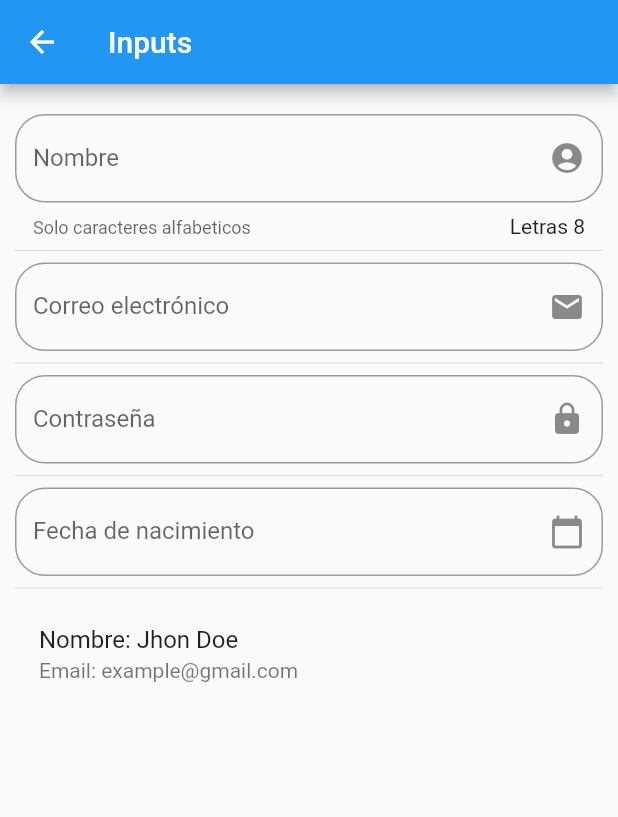
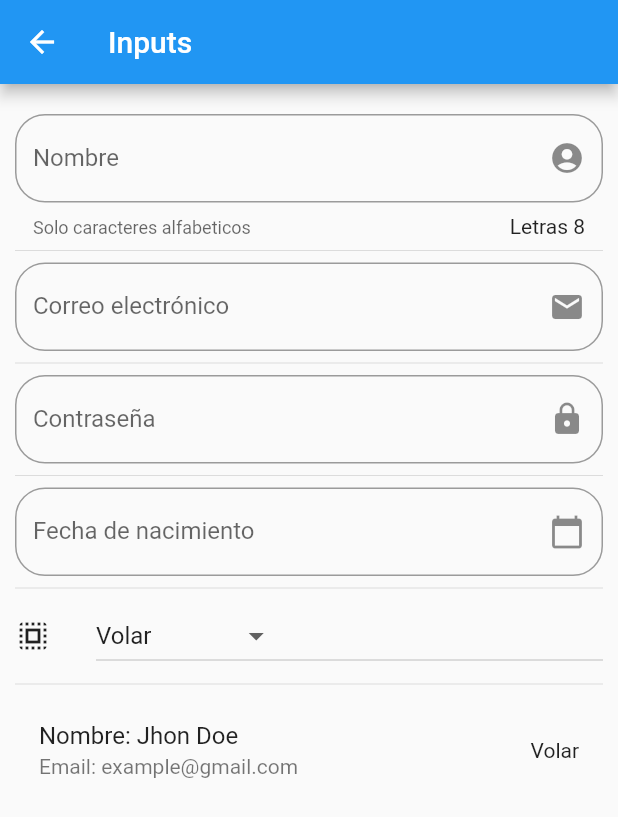
Before and after one commit to Andresdamelio/componentes_flutter, a Flutter app: the InputPage screen opened by its route, on a phone screen of 412 x 824 dp. Shown: the top 817 px of the screen. Run offline on Flutter 3.47's test engine with Material 2 defaults, Android fonts, the phone set to English and light mode, and no system bars.

```diff
--- a/lib/src/pages/input_page.dart
+++ b/lib/src/pages/input_page.dart
@@ -10,6 +10,14 @@ class _InputPageState extends State<InputPage> {
   String _name = 'Jhon Doe';
   String _email = 'example@gmail.com';
   String _fecha = '';
+  String _optionSelected = 'Volar';
+
+  List<String> _powers = [
+    'Volar',
+    'Rayos X',
+    'Super Aliento',
+    'Super Fuerza'
+  ];
 
   TextEditingController _inputFieldDateController = new TextEditingController();
 
@@ -30,12 +38,16 @@ class _InputPageState extends State<InputPage> {
           Divider(),
           _createDate( context ),
           Divider(),
+          _createDropDown(),
+          Divider(),
           _createPerson()
         ]
       )
     );
   }
 
+
+  /* Input de tipo texto */
   Widget _createInput() {
     return TextField(
       autofocus: false,
@@ -106,13 +118,6 @@ class _InputPageState extends State<InputPage> {
     );
   }
 
-  Widget _createPerson() {
-    return ListTile(
-      title: Text('Nombre: $_name '),
-      subtitle: Text('Email: $_email '),
-    );
-  }
-
   void _showSelect(BuildContext context) async {
     DateTime picked = await showDatePicker(
       context: context,
@@ -130,4 +135,47 @@ class _InputPageState extends State<InputPage> {
     }
   }
 
+  Widget _createDropDown() {
+    return Row(
+      children: <Widget>[
+        Icon( Icons.select_all ),
+        SizedBox( width: 30.0),
+        Expanded(
+            child: DropdownButton(
+            value: _optionSelected,
+            items: _getItemsDropDown(),
+            onChanged: ( option ) {
+              setState(() {
+                _optionSelected = option;
+              });
+            }
+          ),
+        ),
+      ],
+    );
+  }
+
+  List<DropdownMenuItem<String>> _getItemsDropDown() {
+    List<DropdownMenuItem<String>> list = new List();
+
+    _powers.forEach( ( power ) {
+      list.add(
+        DropdownMenuItem(
+          child: Text(power),
+          value: power,
+        )
+      );
+    });
+
+    return list;
+  }
+
+  Widget _createPerson() {
+    return ListTile(
+      title: Text('Nombre: $_name '),
+      subtitle: Text('Email: $_email '),
+      trailing: Text(_optionSelected),
+    );
+  }
+
 }
```
